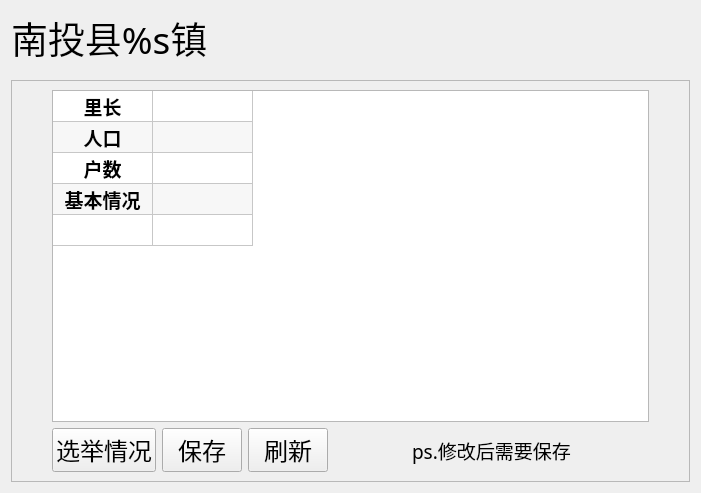
The window that ui/widgets/subpages/page2_x/page.ui (ArcherLuo233/election-s-prediction) describes before a commit, drawn with Qt 5.
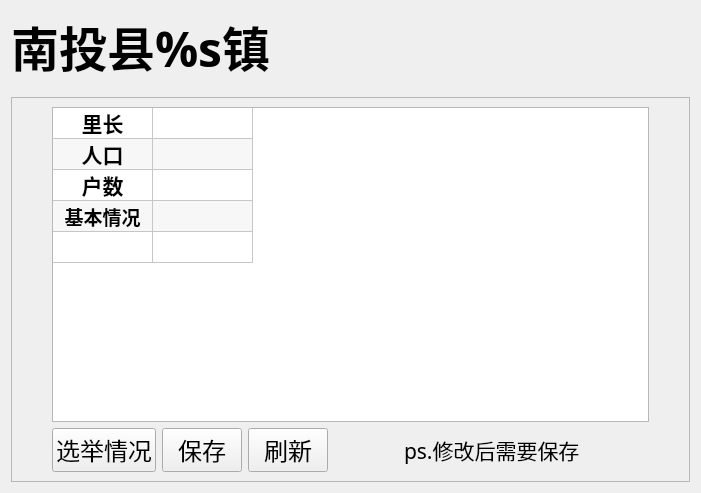
The same window after the commit.

The edit to the form file:
```diff
--- a/ui/widgets/subpages/page2_x/page.ui
+++ b/ui/widgets/subpages/page2_x/page.ui
@@ -27,8 +27,10 @@
     <widget class="QLabel" name="label_title">
      <property name="font">
       <font>
-          <family>微软雅黑</family>
-       <pointsize>28</pointsize>
+          <family>楷体</family>
+          <pointsize>36</pointsize>
+          <weight>75</weight>
+          <bold>true</bold>
       </font>
      </property>
      <property name="text">
@@ -54,7 +56,7 @@
          <widget class="QTableWidget" name="tableWidget">
           <property name="font">
            <font>
-               <family>微软雅黑</family>
+               <family>黑体</family>
             <pointsize>12</pointsize>
            </font>
           </property>
@@ -120,7 +122,7 @@
            <property name="font">
             <font>
                 <family>微软雅黑</family>
-             <pointsize>14</pointsize>
+                   <pointsize>16</pointsize>
              <weight>75</weight>
              <bold>true</bold>
             </font>
@@ -139,7 +141,7 @@
            <property name="font">
             <font>
                 <family>微软雅黑</family>
-             <pointsize>14</pointsize>
+                   <pointsize>16</pointsize>
              <weight>75</weight>
              <bold>true</bold>
             </font>
@@ -158,7 +160,7 @@
            <property name="font">
             <font>
                 <family>微软雅黑</family>
-             <pointsize>14</pointsize>
+                   <pointsize>16</pointsize>
              <weight>75</weight>
              <bold>true</bold>
             </font>
@@ -257,6 +259,12 @@
            </item>
            <item>
                <widget class="QLabel" name="label">
+                      <property name="font">
+                          <font>
+                              <family>华文新魏</family>
+                              <pointsize>16</pointsize>
+                          </font>
+                      </property>
                    <property name="text">
                        <string>ps.修改后需要保存</string>
                    </property>
```
Left out of the diff: 6 changed lines with no effect on the pictures. Lines whose indentation alone changed are shown as unchanged.
